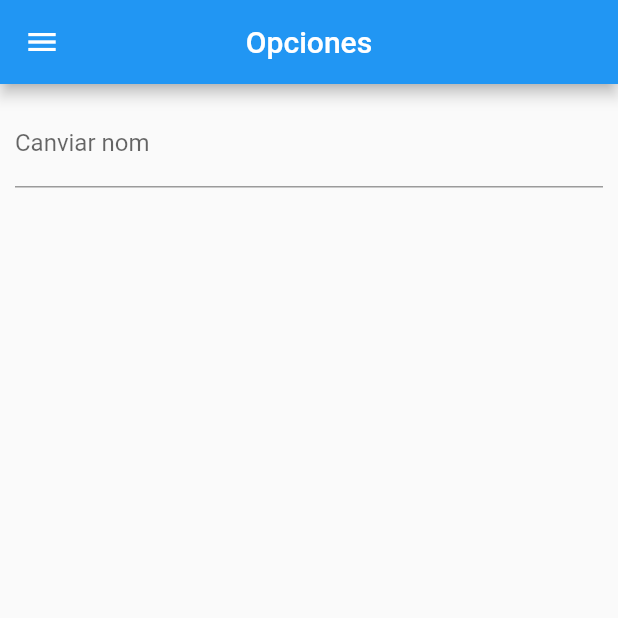
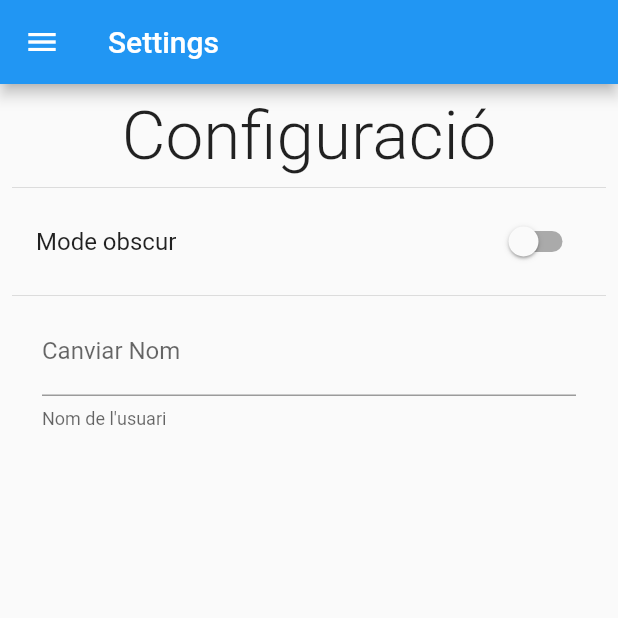
Before and after one commit to FranciscoJaner/practica4.1_JanerMudoyFrancisco, a Flutter app: the SettingsPage screen opened by its route, on a phone screen of 412 x 824 dp, the top half of it. Run offline on Flutter 3.47's test engine with Material 2 defaults, Android fonts, the phone set to English and light mode, and no system bars; our stand-ins replace shared_preferences; accounts and stored records are empty.

Commit message:
13/01/2023 12:00

```diff
--- a/lib/preferences/preferences.dart
+++ b/lib/preferences/preferences.dart
@@ -7,6 +7,8 @@ class Preferences {
   static String _usuari = '';
   static String _contrasena = '';
   static int _genere = 1;
+  static bool _isDarkMode = false;
+
   static bool _checkvalue = false;
 
   static Future init() async {
@@ -15,6 +17,15 @@ class Preferences {
 
   static Future clear() async {
     _preferences.clear();
+  }
+
+  static bool get isDarkMode {
+    return _preferences.getBool('darkmode') ?? _isDarkMode;
+  }
+
+  static set isDarkMode(bool value) {
+    _isDarkMode = value;
+    _preferences.setBool('darkmode', value);
   }
 
   static bool get checkValue {
--- /dev/null
+++ b/lib/providers/theme_provider.dart
@@ -0,0 +1,19 @@
+import 'package:flutter/material.dart';
+
+class ThemeProvider extends ChangeNotifier {
+  // Classe provider que controla l'estat de el tema de la aplicació
+  ThemeData currentTheme;
+
+  ThemeProvider({required bool isDarkMode})
+      : currentTheme = isDarkMode ? ThemeData.dark() : ThemeData.light();
+
+  setLightMode() {
+    currentTheme = ThemeData.light();
+    notifyListeners();
+  }
+
+  setDarkMode() {
+    currentTheme = ThemeData.dark();
+    notifyListeners();
+  }
+}
--- a/lib/screens/screens.dart
+++ b/lib/screens/screens.dart
@@ -1,3 +1,3 @@
-export 'package:practica_franciscojaner/screens/settings_page.dart';
+export 'package:practica_franciscojaner/screens/settings_screen.dart';
 export 'package:practica_franciscojaner/screens/loged_screen.dart';
 export 'package:practica_franciscojaner/screens/home_screen.dart';
--- a/lib/screens/settings_page.dart
+++ /dev/null
@@ -1,39 +0,0 @@
-import 'package:flutter/material.dart';
-import 'package:practica_franciscojaner/preferences/preferences.dart';
-import 'package:practica_franciscojaner/widgets/drawer.dart';
-
-class SettingsPage extends StatefulWidget {
-  const SettingsPage({super.key});
-
-  @override
-  State<SettingsPage> createState() => _SettingsPageState();
-}
-
-class _SettingsPageState extends State<SettingsPage> {
-  @override
-  Widget build(BuildContext context) {
-    return Scaffold(
-      appBar: AppBar(
-        title: const Text('Opciones'),
-        centerTitle: true,
-      ),
-      drawer: const SideMenu(),
-      body: Padding(
-          padding: const EdgeInsets.all(10),
-          child: Column(
-            children: [
-              TextFormField(
-                initialValue: Preferences.usuari,
-                onChanged: ((value) {
-                  Preferences.usuari = value;
-                  setState(() {});
-                }),
-                decoration: InputDecoration(
-                  labelText: 'Canviar nom',
-                ),
-              )
-            ],
-          )),
-    );
-  }
-}
--- /dev/null
+++ b/lib/screens/settings_screen.dart
@@ -0,0 +1,69 @@
+import 'package:flutter/material.dart';
+import 'package:practica_franciscojaner/preferences/preferences.dart';
+import 'package:practica_franciscojaner/widgets/drawer.dart';
+import 'package:provider/provider.dart';
+
+import '../providers/theme_provider.dart';
+
+class SettingsPage extends StatefulWidget {
+  const SettingsPage({super.key});
+
+  @override
+  State<SettingsPage> createState() => _SettingsPageState();
+}
+
+class _SettingsPageState extends State<SettingsPage> {
+  @override
+  Widget build(BuildContext context) {
+    return Scaffold(
+        // AppBar de l'aplicació
+        appBar: AppBar(
+          title: const Text('Settings'),
+        ),
+        drawer:
+            const SideMenu(), // Widget que empleam com a drawer que hem creat a la carpeta widgets.
+        body: Padding(
+          padding: const EdgeInsets.all(8.0),
+          child: SingleChildScrollView(
+            child: Column(
+              crossAxisAlignment: CrossAxisAlignment.center,
+              children: [
+                const Text(
+                  'Configuració',
+                  style: TextStyle(fontSize: 45, fontWeight: FontWeight.w300),
+                ),
+                const Divider(),
+                SwitchListTile(
+                    // Widget el qual canvia el tema de la aplicacio de clar a obscur.
+                    value: Preferences.isDarkMode,
+                    title: const Text('Mode obscur'),
+                    onChanged: (value) {
+                      Preferences.isDarkMode = value;
+                      final themeProvider =
+                          Provider.of<ThemeProvider>(context, listen: false);
+                      value
+                          ? themeProvider.setDarkMode()
+                          : themeProvider.setLightMode();
+                      setState(() {});
+                    }),
+                const Divider(),
+                Padding(
+                  padding: const EdgeInsets.symmetric(horizontal: 20),
+                  child: TextFormField(
+                    // Text field que el que fa es canviar el valor de la preference de usuari per el que introduim, basicament es un canvi de nom.
+                    initialValue: Preferences.usuari,
+                    onChanged: (value) {
+                      Preferences.usuari = value;
+                      setState(() {});
+                    },
+                    decoration: const InputDecoration(
+                        labelText: 'Canviar Nom',
+                        helperText: 'Nom de l\'usuari'),
+                  ),
+                )
+              ],
+            ),
+          ),
+        ));
+  }
+}
```
Also changed, not shown: lib/main.dart (+17 -2 lines), lib/screens/home_screen.dart (+23 -9 lines), lib/screens/loged_screen.dart (+4 -5 lines), lib/widgets/drawer.dart (+8 -4 lines), pubspec.yaml (+5 -10 lines), assets/loginIcon.png (added), assets/menu-img.jpg (deleted), assets/menu-img2.jpg (added), pubspec.lock.
